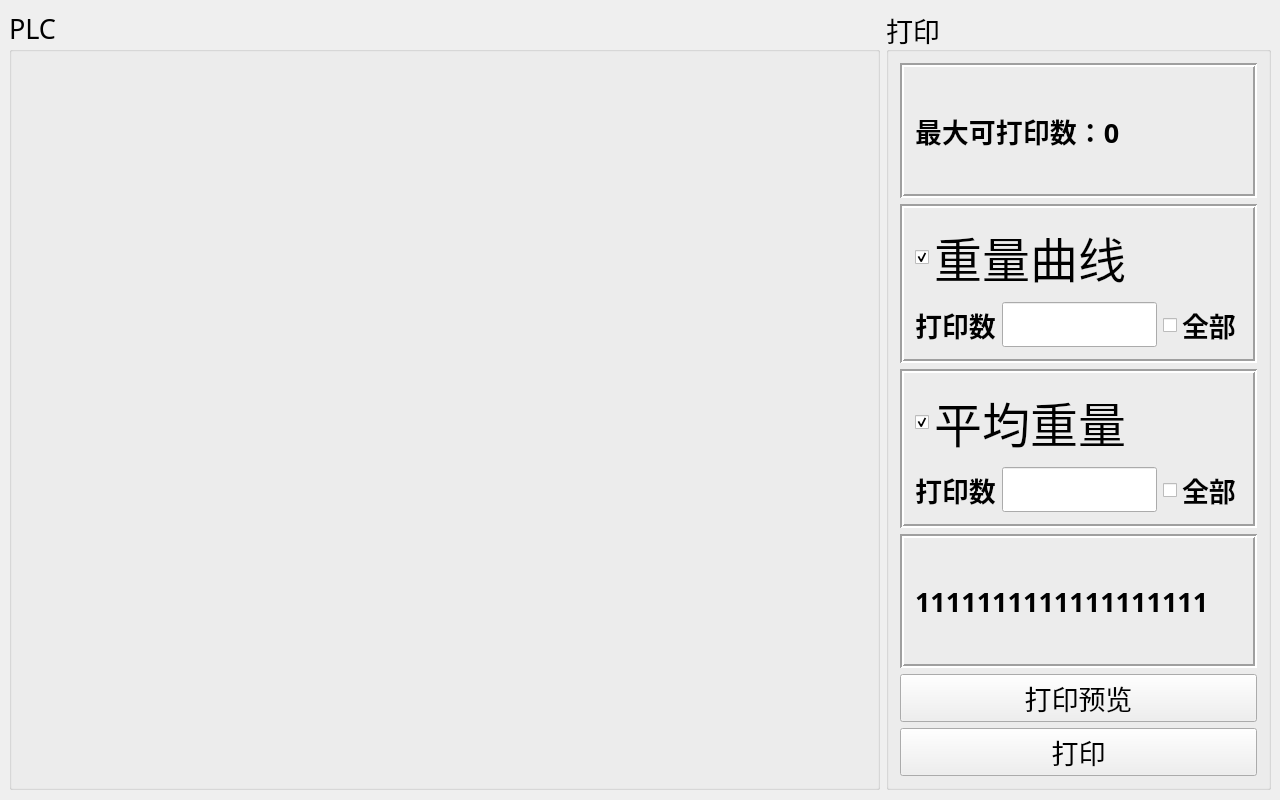
Before: the Qt Designer form PRT/PRT.ui in DR-Pharm/QPrinter, drawn with Qt 5.
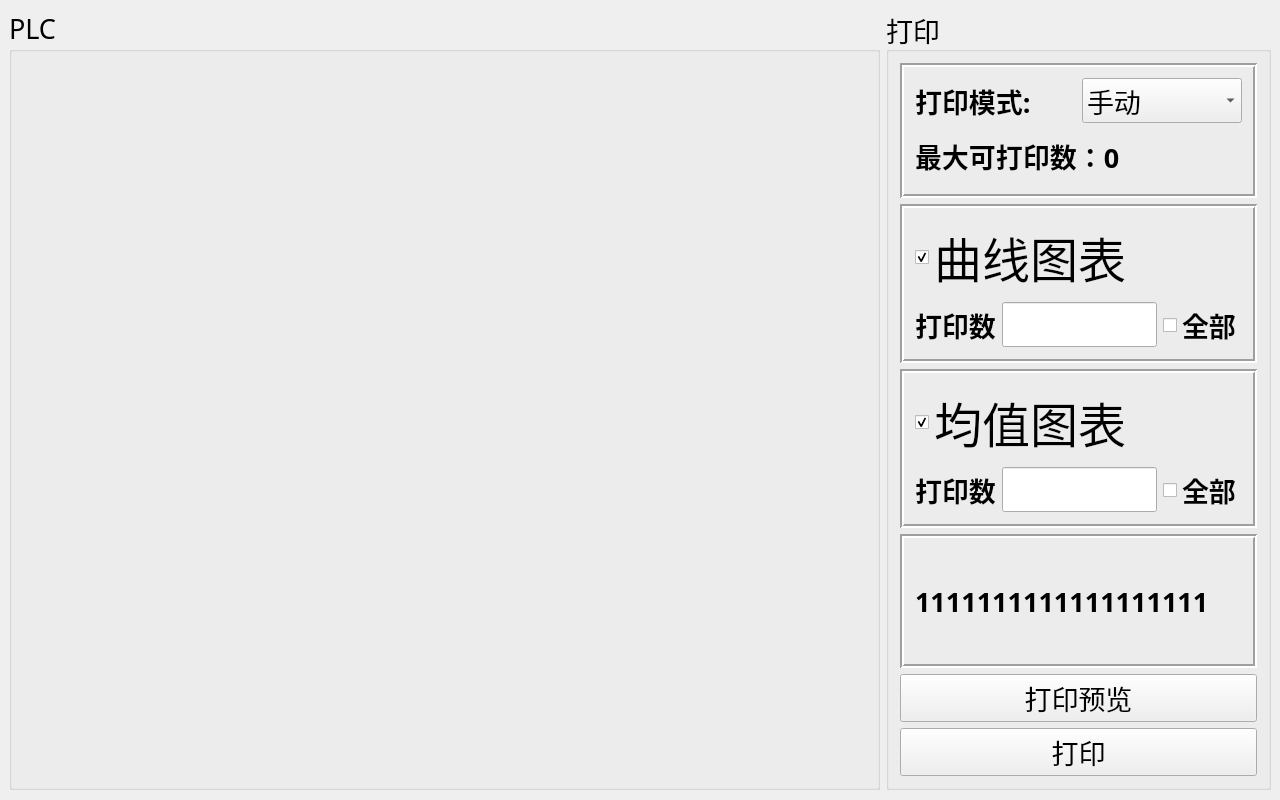
After: the same form once the commit is applied.

Commit message: manual and auto

The edit to the form file:
```diff
--- a/PRT/PRT.ui
+++ b/PRT/PRT.ui
@@ -130,6 +130,39 @@
         <number>0</number>
        </property>
        <layout class="QVBoxLayout" name="verticalLayout_4">
+        <item>
+         <layout class="QHBoxLayout" name="horizontalLayout_3">
+          <item>
+           <widget class="QLabel" name="label_4">
+            <property name="font">
+             <font>
+              <family>宋体</family>
+              <pointsize>20</pointsize>
+              <weight>75</weight>
+              <bold>true</bold>
+             </font>
+            </property>
+            <property name="text">
+             <string>打印模式:</string>
+            </property>
+           </widget>
+          </item>
+          <item>
+           <widget class="QComboBox" name="cB_PrintMode">
+            <item>
+             <property name="text">
+              <string>手动</string>
+             </property>
+            </item>
+            <item>
+             <property name="text">
+              <string>自动</string>
+             </property>
+            </item>
+           </widget>
+          </item>
+         </layout>
+        </item>
         <item>
          <widget class="QLabel" name="label">
           <property name="font">
@@ -169,7 +202,7 @@
            </font>
           </property>
           <property name="text">
-           <string>重量曲线</string>
+           <string>曲线图表</string>
           </property>
           <property name="checked">
            <bool>true</bool>
@@ -246,7 +279,7 @@
            </font>
           </property>
           <property name="text">
-           <string>平均重量</string>
+           <string>均值图表</string>
           </property>
           <property name="checked">
            <bool>true</bool>
```
The commit also changes 2 other files.
